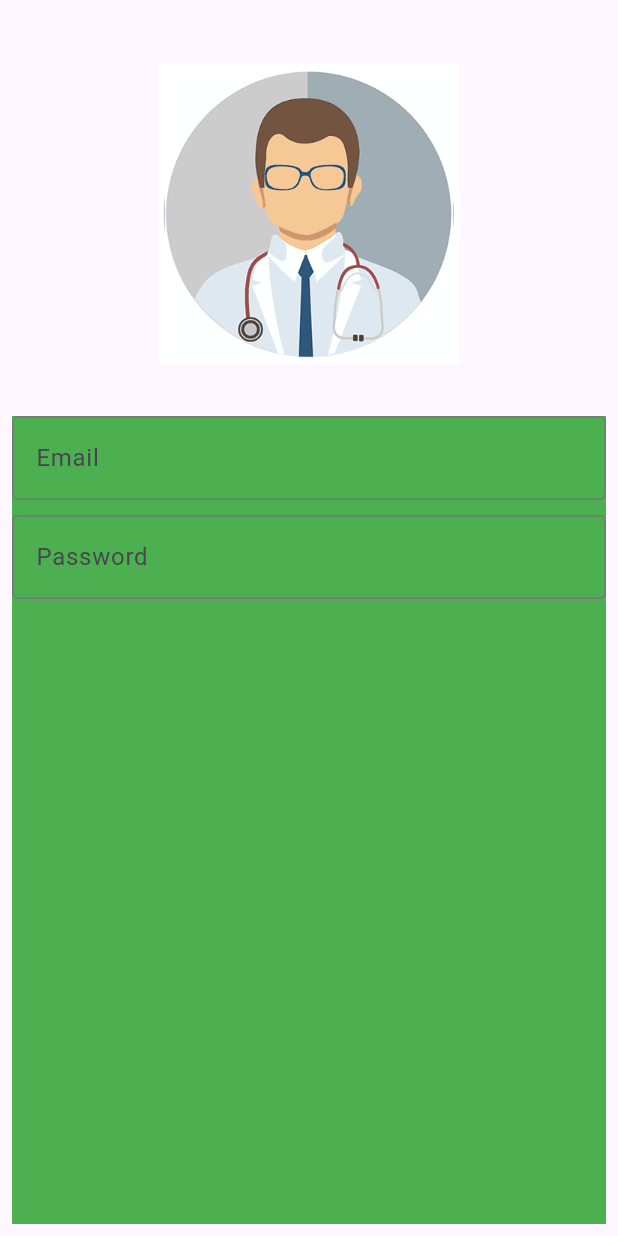
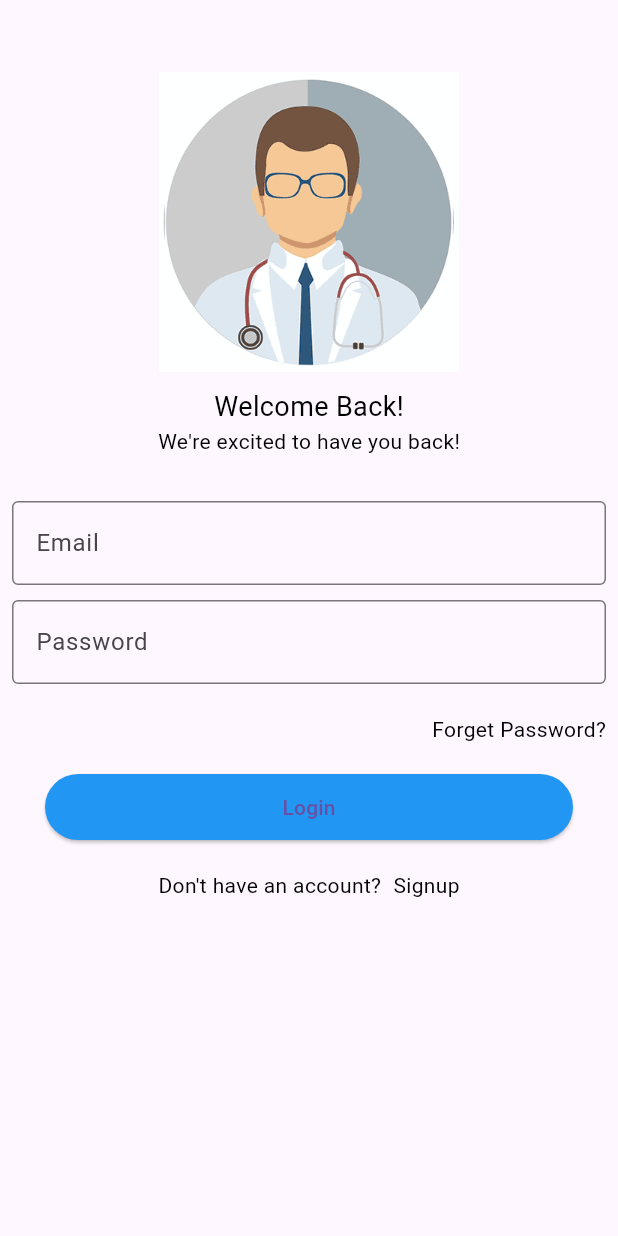
Before and after one commit to AmarYelale/E-Healthcare-Online-Health-Consultation-, a Flutter app: the screen it shows after launch, on a phone screen of 412 x 824 dp. Run offline on Flutter 3.47's test engine with Material 3 defaults, Android fonts, the phone set to English and light mode, and no system bars; our stand-ins replace get, velocity_x; Roboto replaces fonts that are missing (sans_bold, sans_regular).

Commit message:
"Updated settings, build.gradle, main.dart, pubspec.lock, and pubspec.yaml files with various changes, including adding new dependencies and modifying existing code."

```diff
--- a/lib/consts/colors.dart
+++ b/lib/consts/colors.dart
@@ -1,12 +1,9 @@
 import 'package:flutter/material.dart' ;
 
 class AppColors{
-   static Color primaryColor = const Color(0xff2A7FBA).
-       yellowColor = const Color(0xffFF9F00),
-       bgColor = const Color(0xffF5F5F5);
-       Color bgDarkColor = const Color(0xffECECEC);
+   static Color primaryColor = const Color(0xff2A7FBA),
+      yellowColor = const Color(0xffFF9F00),
+      bgColor = const Color(0xffF5F5F5),
+      textColor = Colors.black,
+      bgDarkColor = const Color(0xffECECEC);
 }
-
-extension on Color {
-  set yellowColor(Color yellowColor) {}
-}
--- a/lib/consts/fonts.dart
+++ b/lib/consts/fonts.dart
@@ -1,10 +1,23 @@
-// ignore: unused_import
-import 'package:flutter/material.dart';
+// ignore: unused_
+
+//import 'package:e_healthcare_application/views/login_view/login_view.dart';
+//import 'package:flutter/material.dart';
+import 'consts.dart';
 
 class AppFonts{
   static String  sansRegular= "sans_regular", sansBold="sans_bold";
 }
 
 class AppSizes {
-  static const size12 = 12 , size14 = 14 ,size16 = 16 ,size18 = 18 ,size20 = 20 ,size22 = 22 ,size34 = 34 ;
+  static const size12 = 12.0 , size14 = 14.0 ,size16 = 16.0 ,size18 = 18.0 ,size20 = 20.0 ,size22 = 22.0 ,size34 = 34.0 ;
 }
+
+class AppStyles {
+  static  normal ({ String? title,Color? color=Colors.black, double? size}){
+    return title!.text.size(size).color(color).make();
+  }
+
+  static  bold ({ String? title,Color? color=Colors.black, double? size}){
+    return title!.text.size(size).color(color).fontFamily(AppFonts.sansBold).make();
+  }
+}
--- a/lib/consts/strings.dart
+++ b/lib/consts/strings.dart
@@ -1,6 +1,6 @@
 class AppStrings {
    static String appname = "Mediapp",
-       bestDocapp = "Best Doctor\n Appointment App".
+       bestDocapp = "Best Doctor\n Appointment App",
        welcomeBack = "Welcome Back!",
        weAreExcited = "We're excited to have you back!",
        signupNow = "Sign up now and start exploring all that our app has to offer.",
@@ -11,12 +11,9 @@ class AppStrings {
        fullname = "Full Name",
        fullnameHint = "Enter your name here...",
        confirmPassword = "Confirm Password",
+       forgetPassword = "Forget Password?",
        login = "Login",
        signup = "Signup",
        alreadyHaveAccount = "Account have an account?",
        dontHaveAccount = "Don't have an account?";
 }
-
-extension on String {
-  set welcomeBack(String welcomeBack) {}
-}
--- a/lib/main.dart
+++ b/lib/main.dart
@@ -1,3 +1,4 @@
+import 'package:e_healthcare_application/consts/consts.dart';
 import 'package:e_healthcare_application/views/login_view/login_view.dart';
 import 'package:flutter/material.dart';
 import 'package:get/get_navigation/src/root/get_material_app.dart';
@@ -12,9 +13,10 @@ class MyApp extends StatelessWidget {
 
   @override
   Widget build(BuildContext context) {
-    return const GetMaterialApp(
+    return GetMaterialApp(
+       theme: ThemeData(fontFamily: AppFonts.sansRegular),
        debugShowCheckedModeBanner: false,
-       home: LoginView(),
+       home: const LoginView(),
      );
   }
 }
--- /dev/null
+++ b/lib/res/components/custom_button.dart
@@ -0,0 +1,24 @@
+import '../../consts/consts.dart';
+
+class CustomButton extends StatelessWidget {
+  final Function()? onTap;
+  final String buttonText;
+  const CustomButton({super.key, required this.buttonText, required this.onTap});
+
+  @override
+  Widget build(BuildContext context) {
+    return SizedBox(
+
+      width: context.screenWidth-60,
+      height: 44,
+      child: ElevatedButton(
+        style: ElevatedButton.styleFrom(
+            backgroundColor: Colors.blue,
+            shape: const StadiumBorder()
+        ),
+        onPressed: onTap,
+        child: buttonText.text.make(),
+      ),
+    );
+  }
+}
--- a/lib/views/login_view/login_view.dart
+++ b/lib/views/login_view/login_view.dart
@@ -1,4 +1,6 @@
+import 'package:e_healthcare_application/consts/consts.dart';
 import 'package:e_healthcare_application/consts/images.dart';
+import 'package:e_healthcare_application/res/components/custom_button.dart';
 import 'package:e_healthcare_application/res/components/custom_textfield.dart';
 import 'package:flutter/material.dart';
 import 'package:velocity_x/velocity_x.dart';
@@ -9,33 +11,65 @@ class LoginView extends StatelessWidget {
   const LoginView({super.key});
 
   @override
-  Widget build (BuildContext context) {
+  Widget build(BuildContext context) {
     return Scaffold(
       body: Container(
-        padding: EdgeInsets.all(8),
+        margin: EdgeInsets.only(top: 40),
+        padding: const EdgeInsets.all(8),
+        //child: SingleChildScrollView(
         child: Column(
+          //mainAxisAlignment: MainAxisAlignment.center,
           children: [
-            Expanded(child: Image.asset(
+
+            Column(
+              mainAxisAlignment: MainAxisAlignment.center,
+              children: [
+                Image.asset(
                   AppAssets.icLogin,
                   width: 200,
-            )),
+                ),
+                10.heightBox,
+                AppStyles.bold(title: AppStrings.welcomeBack, size: AppSizes.size18),
+                AppStyles.bold(title: AppStrings.weAreExcited),
+
+                // AppStrings.welcomeBack.text.make(),
+                // AppStrings.weAreExcited.text.make(),
+              ],
+            ),
+            30.heightBox,
+
             Expanded(
-              flex: 2,
-              child: Container(
-                color: Colors.green,
                 child: Form(
+                    child: SingleChildScrollView(
               child: Column(
                 children: [
                   CustomTextField(hint: AppStrings.email),
                   10.heightBox,
                   CustomTextField(hint: AppStrings.password),
+                  20.heightBox,
+                  Align(
+                    alignment: Alignment.centerRight,
+                    child: AppStyles.normal(title: AppStrings.forgetPassword),
+                  ),
+                  20.heightBox,
+                  CustomButton(buttonText: AppStrings.login, onTap: () {}),
+                  20.heightBox,
+                  Row(
+                    mainAxisAlignment: MainAxisAlignment.center,
+                    children: [
+                      AppStyles.normal(title: AppStrings.dontHaveAccount),
+                      8.widthBox,
+                      AppStyles.bold(title: AppStrings.signup),
 
-                  ]
-                )),
-            ))
+                    ],
+                  )
+                ],
+              ),
+            )))
           ],
         ),
       ),
+      //),
     );
   }
 }
--- a/pubspec.yaml
+++ b/pubspec.yaml
@@ -30,12 +30,13 @@ environment:
 dependencies:
   flutter:
     sdk: flutter
+  #velocity_x: ^latest_version
 
 
   # The following adds the Cupertino Icons font to your application.
   # Use with the CupertinoIcons class for iOS style icons.
   cupertino_icons: ^1.0.2
-  velocity_x:  ^3.6.0
+  velocity_x: ^4.2.1
   get:  ^4.6.5
 
 
@@ -48,7 +49,7 @@ dev_dependencies:
   # activated in the `analysis_options.yaml` file located at the root of your
   # package. See that file for information about deactivating specific lint
   # rules and activating additional ones.
-  flutter_lints: ^4.0.0
+  flutter_lints: ^5.0.0
 
 # For information on the generic Dart part of this file, see the
 # following page: https://dart.dev/tools/pub/pubspec
```
Also changed, not shown: pubspec.lock. Lines whose indentation alone changed are shown as unchanged.
